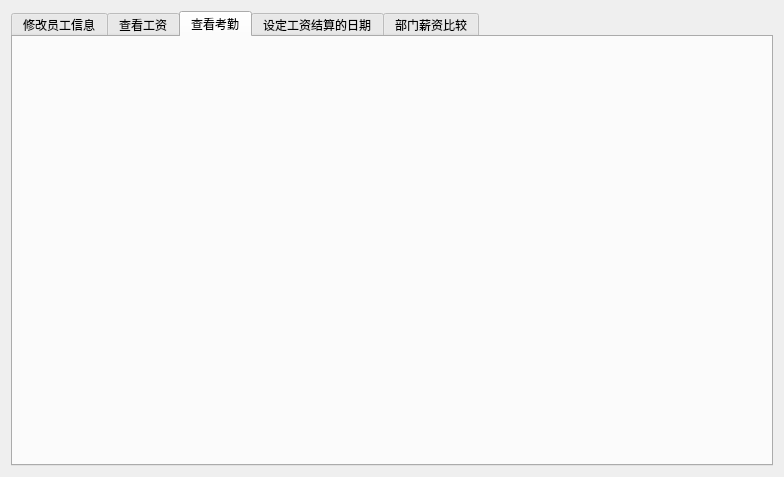
Qt form Payroll_analysis_system/administratordisplay.ui (CHENSIJIN123/Payroll_analysis_system) before a commit.
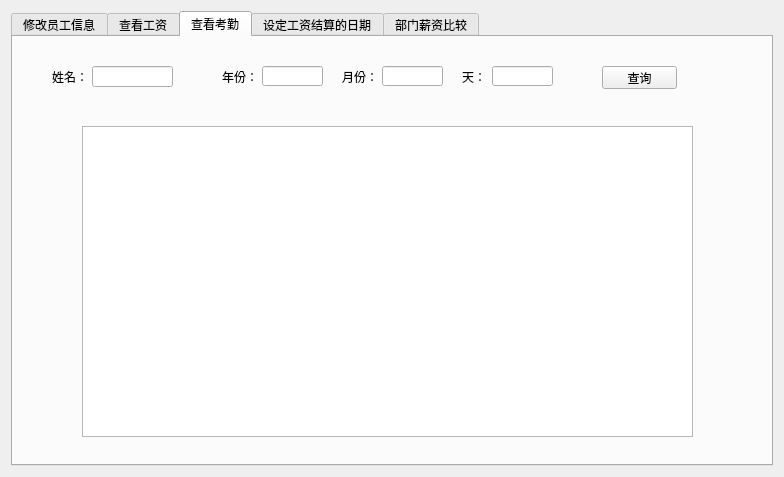
The same form after that commit. The open tabs and pages were chosen to show the change. Custom widgets are drawn as their Qt base class.

What changed in the file:
```diff
--- a/Payroll_analysis_system/administratordisplay.ui
+++ b/Payroll_analysis_system/administratordisplay.ui
@@ -16,6 +16,9 @@
   <layout class="QGridLayout" name="gridLayout_3">
    <item row="0" column="0">
     <widget class="QTabWidget" name="tabWidget">
+     <property name="enabled">
+      <bool>true</bool>
+     </property>
      <property name="currentIndex">
       <number>2</number>
      </property>
@@ -1184,6 +1187,244 @@
       <attribute name="title">
        <string>查看考勤</string>
       </attribute>
+      <layout class="QGridLayout" name="gridLayout_12">
+       <item row="0" column="0">
+        <widget class="QStackedWidget" name="stack_attandence_view">
+         <property name="currentIndex">
+          <number>2</number>
+         </property>
+         <widget class="QWidget" name="pb_choose_view_way">
+          <widget class="QPushButton" name="pb_view_someday">
+           <property name="geometry">
+            <rect>
+             <x>250</x>
+             <y>130</y>
+             <width>211</width>
+             <height>31</height>
+            </rect>
+           </property>
+           <property name="text">
+            <string>查看某日考勤</string>
+           </property>
+          </widget>
+          <widget class="QPushButton" name="pb_the_rate_of_attand">
+           <property name="geometry">
+            <rect>
+             <x>250</x>
+             <y>220</y>
+             <width>211</width>
+             <height>31</height>
+            </rect>
+           </property>
+           <property name="text">
+            <string>查看考勤率</string>
+           </property>
+          </widget>
+         </widget>
+         <widget class="QWidget" name="pb_view_someday_view">
+          <widget class="QLabel" name="label_2">
+           <property name="geometry">
+            <rect>
+             <x>30</x>
+             <y>20</y>
+             <width>41</width>
+             <height>21</height>
+            </rect>
+           </property>
+           <property name="text">
+            <string>姓名：</string>
+           </property>
+          </widget>
+          <widget class="QLineEdit" name="le_search_name_2">
+           <property name="geometry">
+            <rect>
+             <x>70</x>
+             <y>20</y>
+             <width>81</width>
+             <height>21</height>
+            </rect>
+           </property>
+          </widget>
+          <widget class="QLabel" name="label_3">
+           <property name="geometry">
+            <rect>
+             <x>200</x>
+             <y>20</y>
+             <width>41</width>
+             <height>21</height>
+            </rect>
+           </property>
+           <property name="text">
+            <string>年份：</string>
+           </property>
+          </widget>
+          <widget class="QLineEdit" name="le_search_year">
+           <property name="geometry">
+            <rect>
+             <x>240</x>
+             <y>20</y>
+             <width>61</width>
+             <height>20</height>
+            </rect>
+           </property>
+          </widget>
+          <widget class="QLabel" name="label_4">
+           <property name="geometry">
+            <rect>
+             <x>320</x>
+             <y>20</y>
+             <width>41</width>
+             <height>21</height>
+            </rect>
+           </property>
+           <property name="text">
+            <string>月份：</string>
+           </property>
+          </widget>
+          <widget class="QLineEdit" name="le_search_month">
+           <property name="geometry">
+            <rect>
+             <x>360</x>
+             <y>20</y>
+             <width>61</width>
+             <height>20</height>
+            </rect>
+           </property>
+          </widget>
+          <widget class="QLabel" name="label_5">
+           <property name="geometry">
+            <rect>
+             <x>440</x>
+             <y>20</y>
+             <width>31</width>
+             <height>21</height>
+            </rect>
+           </property>
+           <property name="text">
+            <string>天：</string>
+           </property>
+          </widget>
+          <widget class="QLineEdit" name="le_search_day">
+           <property name="geometry">
+            <rect>
+             <x>470</x>
+             <y>20</y>
+             <width>61</width>
+             <height>20</height>
+            </rect>
+           </property>
+          </widget>
+          <widget class="QPushButton" name="pushButton_4">
+           <property name="geometry">
+            <rect>
+             <x>580</x>
+             <y>20</y>
+             <width>75</width>
+             <height>23</height>
+            </rect>
+           </property>
+           <property name="text">
+            <string>查询</string>
+           </property>
+          </widget>
+          <widget class="QTextEdit" name="textEdit">
+           <property name="geometry">
+            <rect>
+             <x>60</x>
+             <y>80</y>
+             <width>611</width>
+             <height>311</height>
+            </rect>
+           </property>
+          </widget>
+         </widget>
+         <widget class="QWidget" name="pb_the_rate_of_attand_view">
+          <widget class="QPushButton" name="pushButton_5">
+           <property name="geometry">
+            <rect>
+             <x>580</x>
+             <y>20</y>
+             <width>75</width>
+             <height>23</height>
+            </rect>
+           </property>
+           <property name="text">
+            <string>查询</string>
+           </property>
+          </widget>
+          <widget class="QLineEdit" name="le_view_attendance_name">
+           <property name="geometry">
+            <rect>
+             <x>70</x>
+             <y>20</y>
+             <width>81</width>
+             <height>21</height>
+            </rect>
+           </property>
+          </widget>
+          <widget class="QLabel" name="label_6">
+           <property name="geometry">
+            <rect>
+             <x>200</x>
+             <y>20</y>
+             <width>41</width>
+             <height>21</height>
+            </rect>
+           </property>
+           <property name="text">
+            <string>年份：</string>
+           </property>
+          </widget>
+          <widget class="QLabel" name="label_7">
+           <property name="geometry">
+            <rect>
+             <x>30</x>
+             <y>20</y>
+             <width>41</width>
+             <height>21</height>
+            </rect>
+           </property>
+           <property name="text">
+            <string>姓名：</string>
+           </property>
+          </widget>
+          <widget class="QLabel" name="label_8">
+           <property name="geometry">
+            <rect>
+             <x>320</x>
+             <y>20</y>
+             <width>41</width>
+             <height>21</height>
+            </rect>
+           </property>
+           <property name="text">
+            <string>月份：</string>
+           </property>
+          </widget>
+          <widget class="QLineEdit" name="le_view_attendance_year">
+           <property name="geometry">
+            <rect>
+             <x>240</x>
+             <y>20</y>
+             <width>61</width>
+             <height>20</height>
+            </rect>
+           </property>
+          </widget>
+          <widget class="QLineEdit" name="le_view_attendance_month">
+           <property name="geometry">
+            <rect>
+             <x>360</x>
+             <y>20</y>
+             <width>61</width>
+             <height>20</height>
+            </rect>
+           </property>
+          </widget>
+         </widget>
+        </widget>
+       </item>
+      </layout>
      </widget>
      <widget class="QWidget" name="tb_set_date_of_salary_settlement">
       <attribute name="title">
```
Left out of the diff: 73 changed lines with no effect on the pictures.
